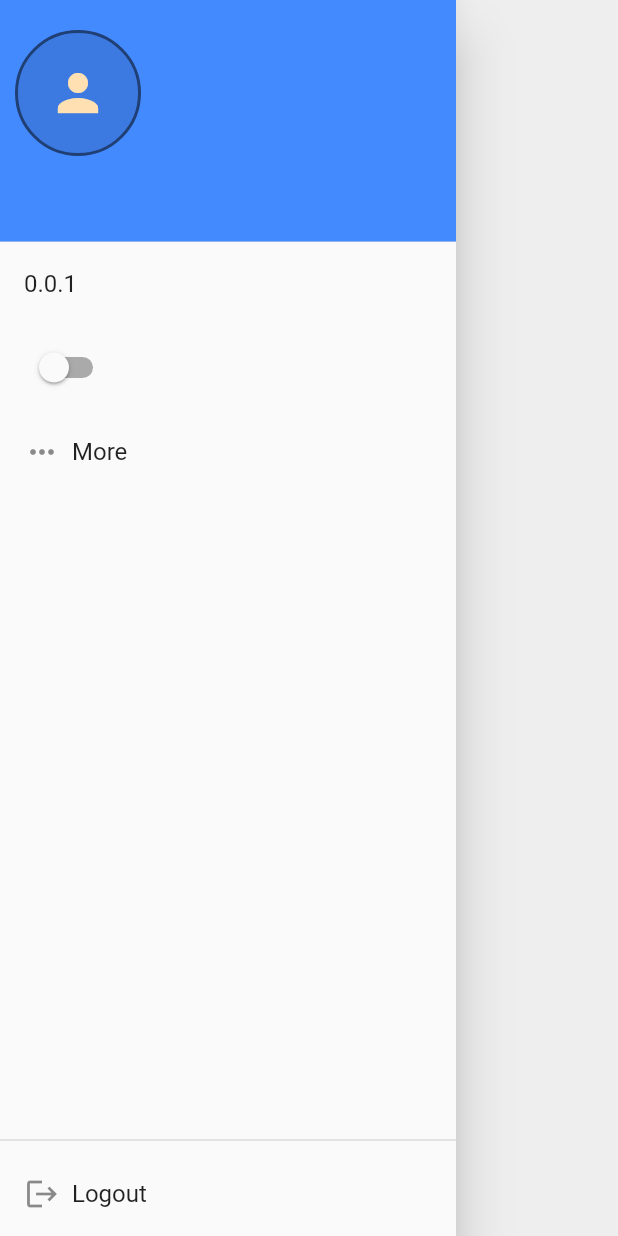
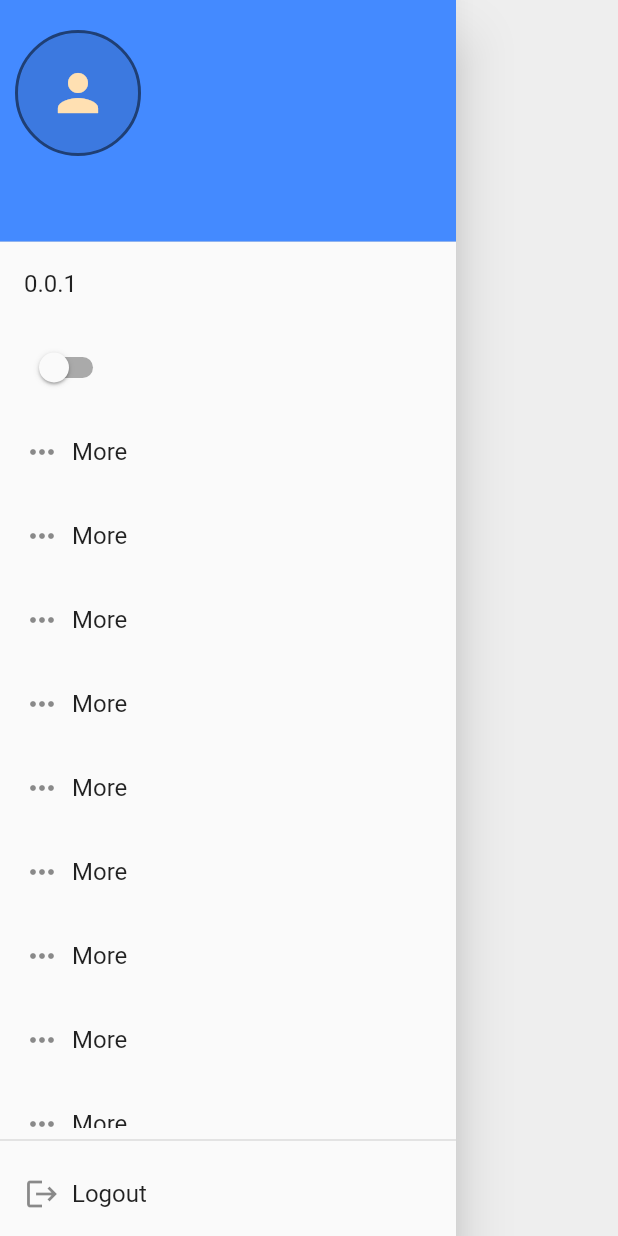
Before and after one commit to rvdrover/flutter-register-login-riverpod, a Flutter app: the DrawerPage widget shown alone on an empty page, opened directly, on a phone screen of 412 x 824 dp. Run offline on Flutter 3.47's test engine with Material 2 defaults, Android fonts, the phone set to English and light mode, and no system bars; our stand-ins replace firebase_auth, firebase_core, flutter_riverpod, flutter_spinkit, google_sign_in, shared_preferences; missing offline and left inert: flutter_facebook_auth, github_sign_in, twitter_login; accounts and stored records are empty.

Commit message:
add more tiles

```diff
--- a/lib/pages/drawer/drawer_page.dart
+++ b/lib/pages/drawer/drawer_page.dart
@@ -37,6 +37,17 @@ class DrawerPage extends ConsumerWidget {
               ThemeToggle(
                   themeMode: themeMode.isToggle, themeModeNotifier: themeModeNotifier),
               createDrawerItem(
+                  icon: Icons.more_horiz, text: 'More', onTap: () => {}),
+                  createDrawerItem(
+                  icon: Icons.more_horiz, text: 'More', onTap: () => {}),createDrawerItem(
+                  icon: Icons.more_horiz, text: 'More', onTap: () => {}),createDrawerItem(
+                  icon: Icons.more_horiz, text: 'More', onTap: () => {}),createDrawerItem(
+                  icon: Icons.more_horiz, text: 'More', onTap: () => {}),createDrawerItem(
+                  icon: Icons.more_horiz, text: 'More', onTap: () => {}),createDrawerItem(
+                  icon: Icons.more_horiz, text: 'More', onTap: () => {}),createDrawerItem(
+                  icon: Icons.more_horiz, text: 'More', onTap: () => {}),createDrawerItem(
+                  icon: Icons.more_horiz, text: 'More', onTap: () => {}),createDrawerItem(
+                  icon: Icons.more_horiz, text: 'More', onTap: () => {}),createDrawerItem(
                   icon: Icons.more_horiz, text: 'More', onTap: () => {}),
             ],
           ),
```
